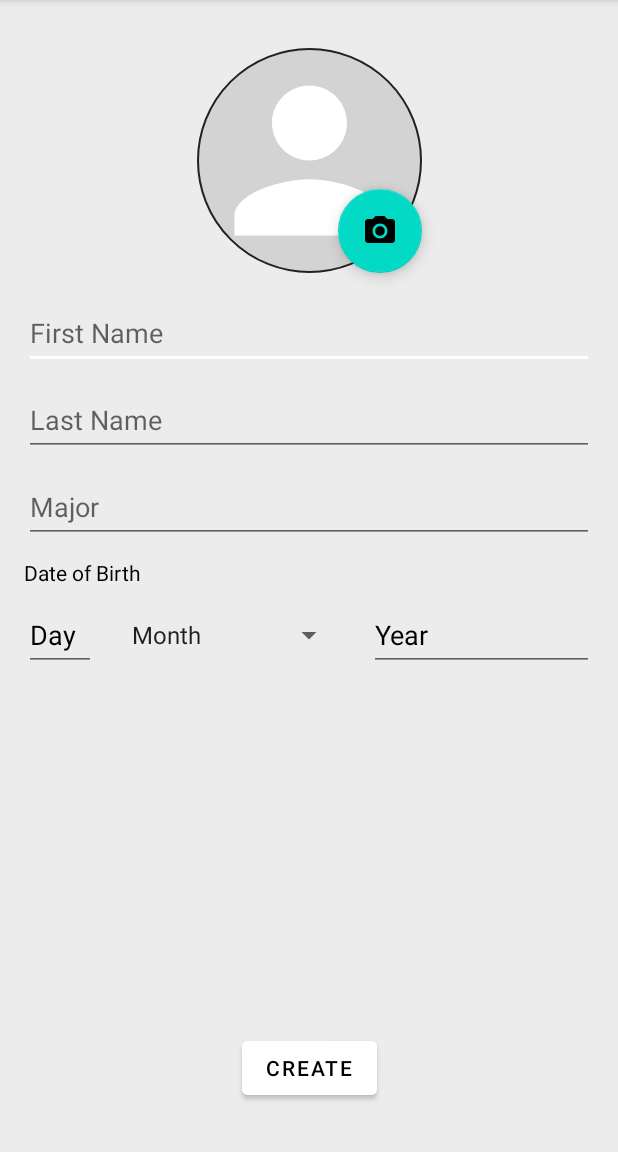
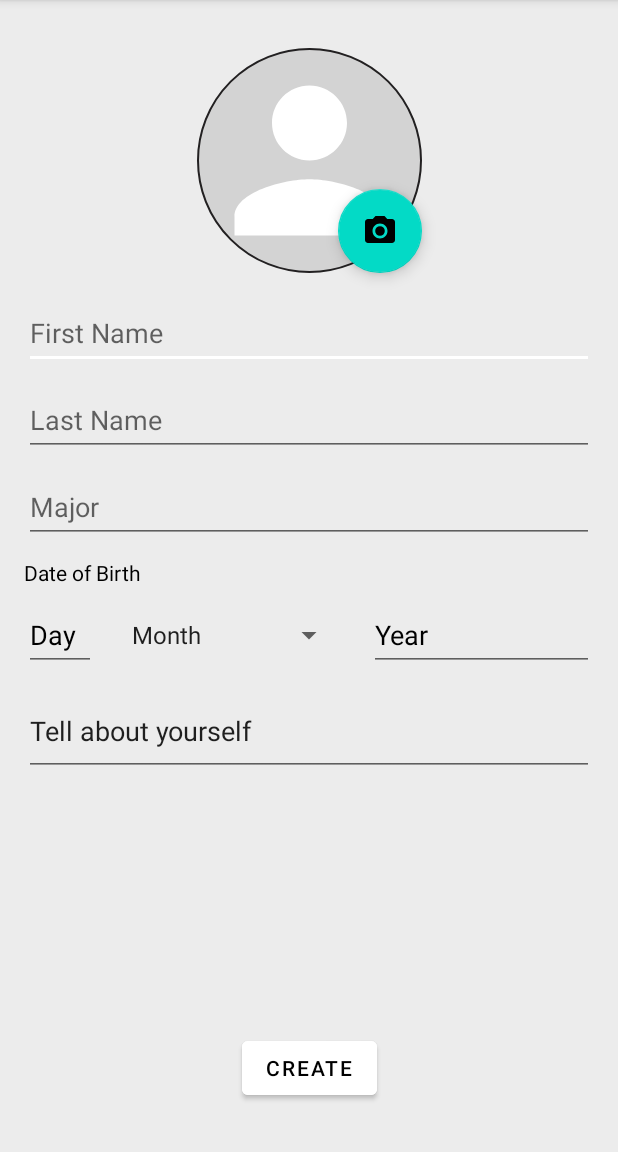
Before and after one commit to dguan95/F23_3175_G8_CollegeMate, an Android app: the ProfileCreationActivity screen opened directly, with no data from a screen before it, on a phone screen of 412 x 824 dp, the part 84-1236 px from its top. Run offline under Robolectric (Android 15) with nearby library versions, the phone set to English and light mode, and no system bars.

Commit message:
desc commit

```diff
--- a/app/src/main/res/layout/activity_profile_creation.xml
+++ b/app/src/main/res/layout/activity_profile_creation.xml
@@ -135,4 +135,18 @@
         app:layout_constraintEnd_toEndOf="@+id/imgViewProfilIcon"
         app:srcCompat="@drawable/baseline_photo_camera_24" />
 
+    <EditText
+        android:id="@+id/editTxtUserDescription"
+        android:layout_width="0dp"
+        android:layout_height="60dp"
+        android:layout_marginStart="16dp"
+        android:layout_marginTop="10dp"
+        android:layout_marginEnd="16dp"
+        android:ems="10"
+        android:inputType="text"
+        android:text="@string/txtHintDescription"
+        app:layout_constraintEnd_toEndOf="parent"
+        app:layout_constraintStart_toStartOf="parent"
+        app:layout_constraintTop_toBottomOf="@+id/spinnerMonth" />
+
 </androidx.constraintlayout.widget.ConstraintLayout>
--- a/app/src/main/res/values/strings.xml
+++ b/app/src/main/res/values/strings.xml
@@ -77,5 +77,6 @@
     <string name="lhealthLineLink"><a href="https://www.healthline.com/">Cope with most common problems that students face</a>
     </string>
     <string name="txtUsefulWeb">Useful Websites For Students</string>
+    <string name="txtHintDescription">Tell about yourself</string>
 
 </resources>
```
Also changed, not shown: app/src/main/java/com/example/collegemate/DBHelper.java (+20 -0 lines), app/src/main/res/layout/activity_profile_page.xml (+13 -0 lines).
